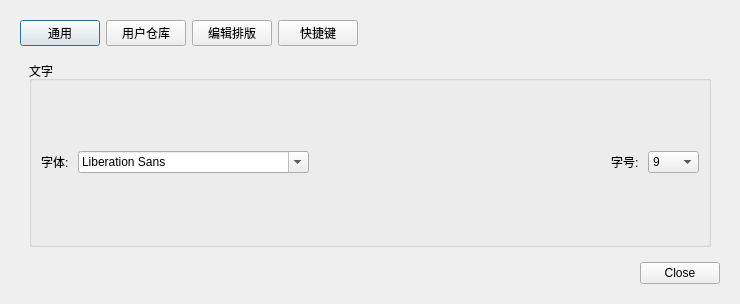
Qt form views/settingdialog.ui (Gitnoter/Gitnoter) before a commit.
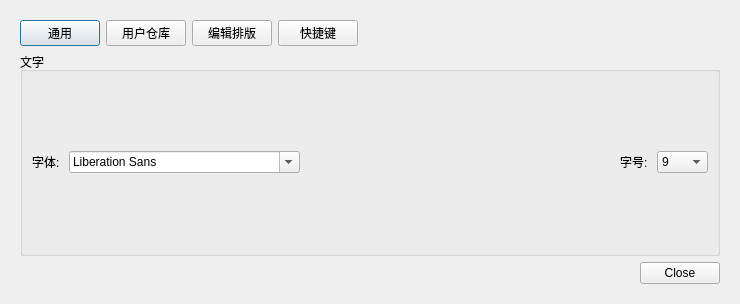
The same form after that commit. The open tabs and pages were chosen to show the change.

Patch:
```diff
--- a/views/settingdialog.ui
+++ b/views/settingdialog.ui
@@ -395,6 +395,21 @@
         </widget>
         <widget class="QWidget" name="page_2">
          <layout class="QVBoxLayout" name="verticalLayout_7">
+          <property name="spacing">
+           <number>0</number>
+          </property>
+          <property name="leftMargin">
+           <number>0</number>
+          </property>
+          <property name="topMargin">
+           <number>0</number>
+          </property>
+          <property name="rightMargin">
+           <number>0</number>
+          </property>
+          <property name="bottomMargin">
+           <number>0</number>
+          </property>
           <item>
            <widget class="QGroupBox" name="groupBox_4">
             <property name="title">
```
Left out of the diff: 15 changed lines with no effect on the pictures.
